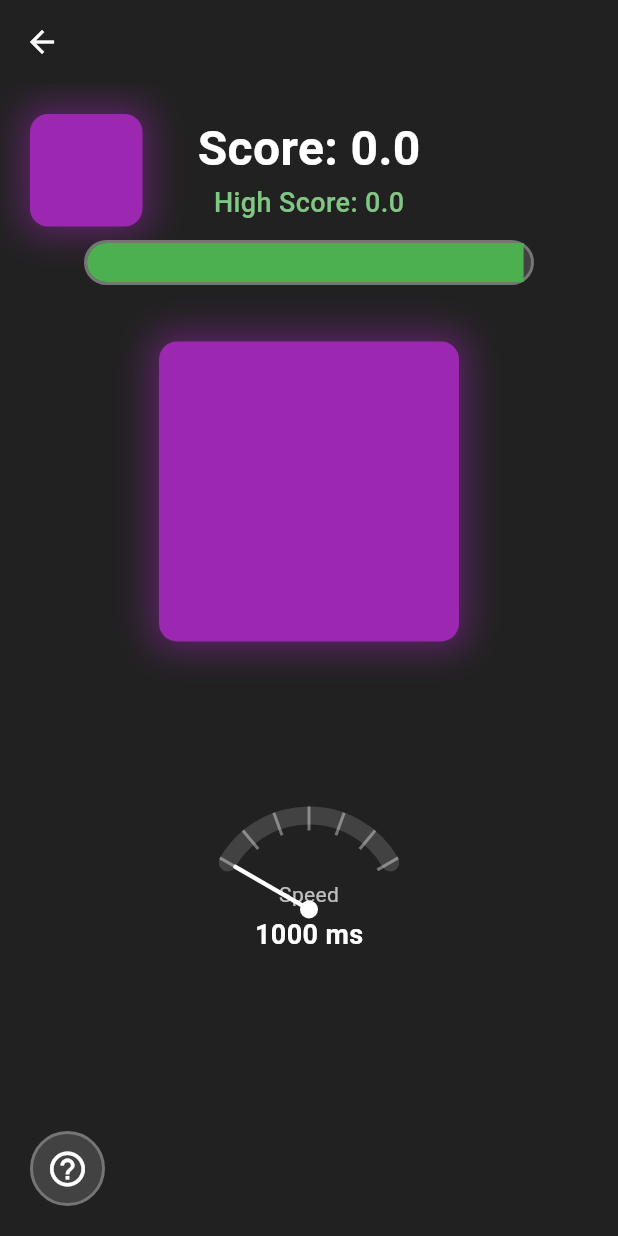
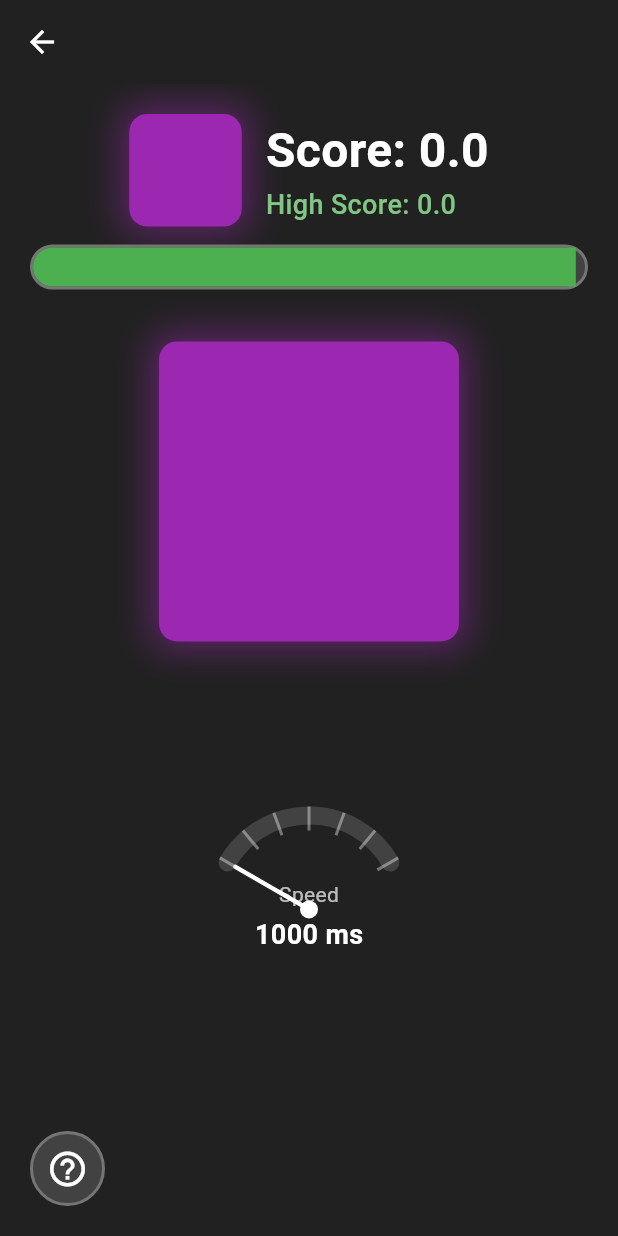
Before and after one commit to EvalVis/cats-instinct, a Flutter app: the screen it shows after launch, after a tap on "Color Match", on a phone screen of 412 x 824 dp. Run offline on Flutter 3.47's test engine with Material 3 defaults, Android fonts, the phone set to English and light mode, and no system bars; our stand-ins replace shared_preferences.

Commit message:
Change style

```diff
--- a/lib/color_match_game.dart
+++ b/lib/color_match_game.dart
@@ -449,18 +449,24 @@ class _ColorMatchGameState extends State<ColorMatchGame> {
           children: [
             Positioned(
               top: 20,
-              left: 20,
-              child: _buildColorSquare(_targetColor, 75),
-            ),
-            Positioned(
-              top: 20,
               left: 0,
               right: 0,
-              child: Center(
+              child: Padding(
+                padding: const EdgeInsets.symmetric(horizontal: 20),
                 child: Column(
                   mainAxisSize: MainAxisSize.min,
                   children: [
-                    if (!widget.sandbox) ...[
+                    Row(
+                      mainAxisAlignment: MainAxisAlignment.center,
+                      crossAxisAlignment: CrossAxisAlignment.center,
+                      children: [
+                        _buildColorSquare(_targetColor, 75),
+                        const SizedBox(width: 16),
+                        if (!widget.sandbox)
+                          Column(
+                            crossAxisAlignment: CrossAxisAlignment.start,
+                            mainAxisSize: MainAxisSize.min,
+                            children: [
                               Text(
                                 'Score: ${_score.toStringAsFixed(1)}',
                                 style: const TextStyle(
@@ -478,14 +484,25 @@ class _ColorMatchGameState extends State<ColorMatchGame> {
                                 ),
                               ),
                             ],
+                          ),
+                      ],
+                    ),
                     const SizedBox(height: 12),
-                    Container(
-                      width: 300,
+                    LayoutBuilder(
+                      builder: (context, constraints) {
+                        final containerWidth = constraints.maxWidth;
+                        final borderWidth = 4.0;
+                        final innerWidth = containerWidth - borderWidth;
+                        return Container(
+                          width: double.infinity,
                           height: 30,
                           decoration: BoxDecoration(
                             color: Colors.grey[800],
                             borderRadius: BorderRadius.circular(15),
-                        border: Border.all(color: Colors.grey[600]!, width: 2),
+                            border: Border.all(
+                              color: Colors.grey[600]!,
+                              width: 2,
+                            ),
                           ),
                           child: Align(
                             alignment: Alignment.centerLeft,
@@ -493,8 +510,9 @@ class _ColorMatchGameState extends State<ColorMatchGame> {
                               duration: const Duration(milliseconds: 100),
                               curve: Curves.easeOut,
                               width:
-                              (_timeRemaining / _timerDuration.clamp(1, 120)) *
-                              296,
+                                  (_timeRemaining /
+                                      _timerDuration.clamp(1, 120)) *
+                                  innerWidth,
                               height: 26,
                               decoration: BoxDecoration(
                                 color: _timeRemaining > 30
@@ -508,6 +526,8 @@ class _ColorMatchGameState extends State<ColorMatchGame> {
                               ),
                             ),
                           ),
+                        );
+                      },
                     ),
                   ],
                 ),
```
Lines whose indentation alone changed are shown as unchanged.
